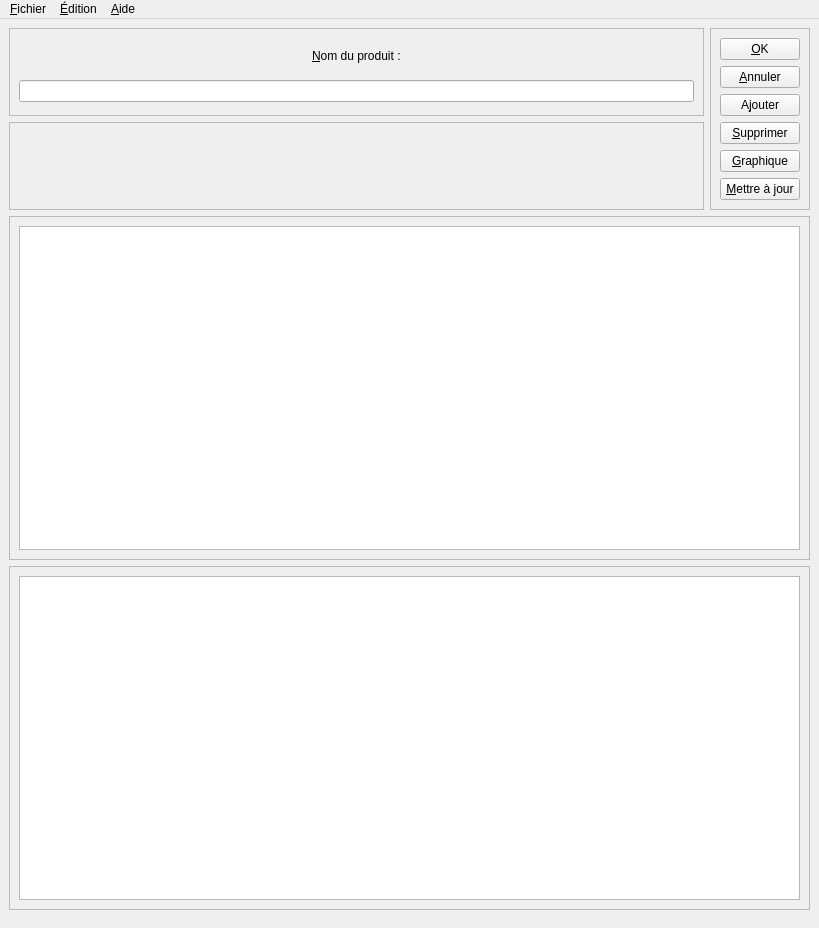
Before: the Qt Designer form ui/Amapy_ppal_frm.ui in Sebastux/AmaPy, drawn with Qt 5.
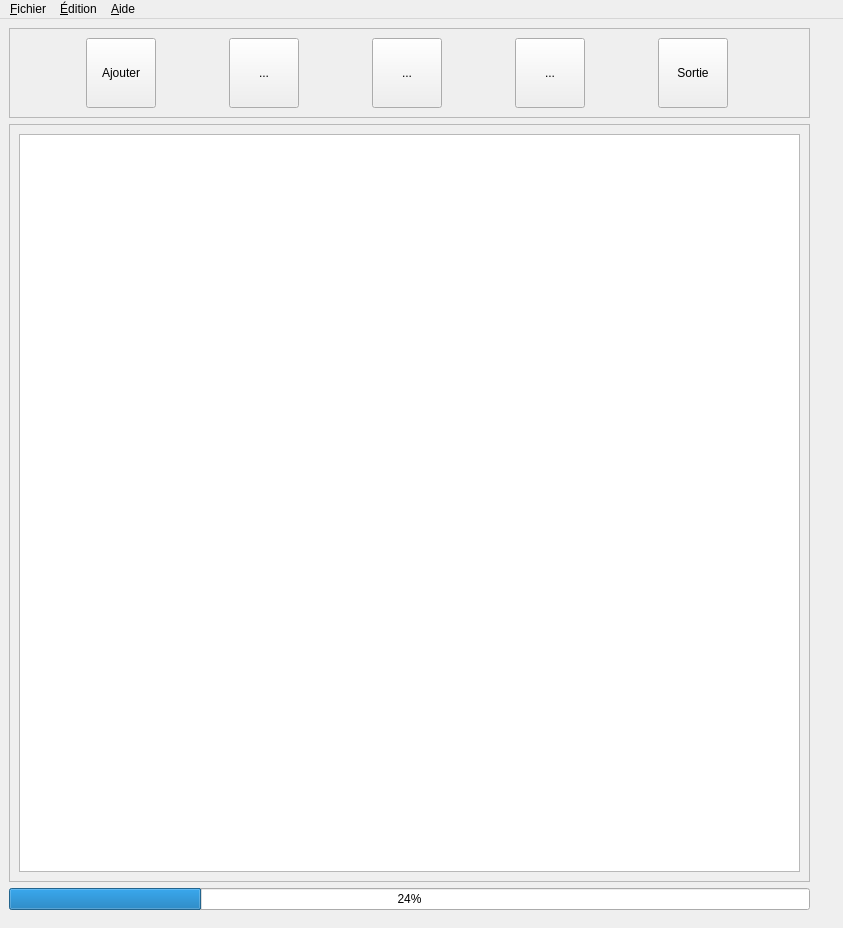
After: the same form once the commit is applied. Icons and pictures are not drawn.

Commit message: Ajouts d’icônes et config de la fenêtre

Patch:
```diff
--- a/ui/Amapy_ppal_frm.ui
+++ b/ui/Amapy_ppal_frm.ui
@@ -6,7 +6,7 @@
    <rect>
     <x>0</x>
     <y>0</y>
-    <width>819</width>
+    <width>843</width>
     <height>928</height>
    </rect>
   </property>
@@ -26,160 +26,234 @@
      <height>900</height>
     </size>
    </property>
-   <layout class="QHBoxLayout" name="horizontalLayout">
+   <layout class="QVBoxLayout" name="verticalLayout">
     <item>
-     <layout class="QGridLayout" name="gridLayout">
-      <item row="0" column="0">
-       <widget class="QFrame" name="fra_Nom_produit">
-        <property name="maximumSize">
-         <size>
-          <width>16777215</width>
-          <height>100</height>
-         </size>
-        </property>
-        <property name="frameShape">
-         <enum>QFrame::StyledPanel</enum>
-        </property>
-        <property name="frameShadow">
-         <enum>QFrame::Raised</enum>
-        </property>
-        <layout class="QVBoxLayout" name="verticalLayout_2">
-         <item alignment="Qt::AlignHCenter">
-          <widget class="QLabel" name="lbl_NomProduit">
-           <property name="maximumSize">
-            <size>
-             <width>120</width>
-             <height>30</height>
-            </size>
-           </property>
-           <property name="text">
-            <string>&amp;Nom du produit :</string>
-           </property>
-           <property name="buddy">
-            <cstring>edt_NomProduit</cstring>
-           </property>
-          </widget>
-         </item>
-         <item>
-          <widget class="QLineEdit" name="edt_NomProduit"/>
-         </item>
-        </layout>
-       </widget>
-      </item>
-      <item row="0" column="1" rowspan="2">
-       <widget class="QFrame" name="fra_bouton">
-        <property name="maximumSize">
-         <size>
-          <width>110</width>
-          <height>16777215</height>
-         </size>
-        </property>
-        <property name="frameShape">
-         <enum>QFrame::StyledPanel</enum>
-        </property>
-        <property name="frameShadow">
-         <enum>QFrame::Raised</enum>
-        </property>
-        <layout class="QVBoxLayout" name="verticalLayout">
-         <item>
-          <widget class="QPushButton" name="btn_ok">
-           <property name="text">
-            <string>&amp;OK</string>
-           </property>
-          </widget>
-         </item>
-         <item>
-          <widget class="QPushButton" name="btn_annuler">
-           <property name="text">
-            <string>&amp;Annuler</string>
-           </property>
-          </widget>
-         </item>
-         <item>
-          <widget class="QPushButton" name="btn_ajouter">
-           <property name="text">
-            <string>A&amp;jouter</string>
-           </property>
-          </widget>
-         </item>
-         <item>
-          <widget class="QPushButton" name="btn_supprimer">
-           <property name="text">
-            <string>&amp;Supprimer</string>
-           </property>
-          </widget>
-         </item>
-         <item>
-          <widget class="QPushButton" name="btn_graphique">
-           <property name="text">
-            <string>&amp;Graphique</string>
-           </property>
-          </widget>
-         </item>
-         <item>
-          <widget class="QPushButton" name="btn_maj">
-           <property name="text">
-            <string>&amp;Mettre à jour</string>
-           </property>
-          </widget>
-         </item>
-        </layout>
-       </widget>
-      </item>
-      <item row="2" column="0" colspan="2">
-       <widget class="QFrame" name="fra_DescriptionProduit">
-        <property name="frameShape">
-         <enum>QFrame::StyledPanel</enum>
-        </property>
-        <property name="frameShadow">
-         <enum>QFrame::Raised</enum>
-        </property>
-        <layout class="QHBoxLayout" name="horizontalLayout_3">
-         <item>
-          <widget class="QTextEdit" name="textEdit"/>
-         </item>
-        </layout>
-       </widget>
-      </item>
-      <item row="3" column="0" colspan="2">
-       <widget class="QFrame" name="fra_database">
-        <property name="frameShape">
-         <enum>QFrame::StyledPanel</enum>
-        </property>
-        <property name="frameShadow">
-         <enum>QFrame::Raised</enum>
-        </property>
-        <layout class="QHBoxLayout" name="horizontalLayout_2">
-         <item>
-          <widget class="QTableWidget" name="tableWidget">
-           <property name="maximumSize">
-            <size>
-             <width>16777215</width>
-             <height>16777215</height>
-            </size>
-           </property>
-          </widget>
-         </item>
-        </layout>
-       </widget>
-      </item>
-      <item row="1" column="0">
-       <widget class="QFrame" name="fra_InfosProduit">
-        <property name="maximumSize">
-         <size>
-          <width>16777215</width>
-          <height>16777215</height>
-         </size>
-        </property>
-        <property name="frameShape">
-         <enum>QFrame::StyledPanel</enum>
-        </property>
-        <property name="frameShadow">
-         <enum>QFrame::Raised</enum>
-        </property>
-       </widget>
-      </item>
-     </layout>
+     <widget class="QFrame" name="frame">
+      <property name="frameShape">
+       <enum>QFrame::StyledPanel</enum>
+      </property>
+      <property name="frameShadow">
+       <enum>QFrame::Raised</enum>
+      </property>
+      <layout class="QHBoxLayout" name="horizontalLayout">
+       <item>
+        <widget class="QToolButton" name="tbtn_ajouter">
+         <property name="minimumSize">
+          <size>
+           <width>70</width>
+           <height>70</height>
+          </size>
+         </property>
+         <property name="maximumSize">
+          <size>
+           <width>70</width>
+           <height>70</height>
+          </size>
+         </property>
+         <property name="toolTip">
+          <string>Ajouter un produit depuis le site d'amazon</string>
+         </property>
+         <property name="text">
+          <string>Ajouter</string>
+         </property>
+         <property name="icon">
+          <iconset resource="../ressources/amares.qrc">
+           <normaloff>:/Principal/fichiers/Principal/icons8-domaine-94.png</normaloff>:/Principal/fichiers/Principal/icons8-domaine-94.png</iconset>
+         </property>
+         <property name="iconSize">
+          <size>
+           <width>64</width>
+           <height>64</height>
+          </size>
+         </property>
+        </widget>
+       </item>
+       <item>
+        <widget class="QToolButton" name="tbtn_rechercher">
+         <property name="minimumSize">
+          <size>
+           <width>70</width>
+           <height>70</height>
+          </size>
+         </property>
+         <property name="maximumSize">
+          <size>
+           <width>70</width>
+           <height>70</height>
+          </size>
+         </property>
+         <property name="toolTip">
+          <string>Rechercher un produit dans la base de données.</string>
+         </property>
+         <property name="text">
+          <string>...</string>
+         </property>
+         <property name="icon">
+          <iconset resource="../ressources/amares.qrc">
+           <normaloff>:/Principal/fichiers/Principal/icons8-chercher-94.png</normaloff>:/Principal/fichiers/Principal/icons8-chercher-94.png</iconset>
+         </property>
+         <property name="iconSize">
+          <size>
+           <width>64</width>
+           <height>64</height>
+          </size>
+         </property>
+        </widget>
+       </item>
+       <item>
+        <widget class="QToolButton" name="tbtn_export">
+         <property name="minimumSize">
+          <size>
+           <width>70</width>
+           <height>70</height>
+          </size>
+         </property>
+         <property name="maximumSize">
+          <size>
+           <width>70</width>
+           <height>70</height>
+          </size>
+         </property>
+         <property name="toolTip">
+          <string>Exporter en poduit au format excel.</string>
+         </property>
+         <property name="text">
+          <string>...</string>
+         </property>
+         <property name="icon">
+          <iconset resource="../ressources/amares.qrc">
+           <normaloff>:/Principal/fichiers/Principal/excel.ico</normaloff>:/Principal/fichiers/Principal/excel.ico</iconset>
+         </property>
+         <property name="iconSize">
+          <size>
+           <width>64</width>
+           <height>64</height>
+          </size>
+         </property>
+        </widget>
+       </item>
+       <item>
+        <widget class="QToolButton" name="tbtn_delete">
+         <property name="minimumSize">
+          <size>
+           <width>70</width>
+           <height>70</height>
+          </size>
+         </property>
+         <property name="maximumSize">
+          <size>
+           <width>70</width>
+           <height>70</height>
+          </size>
+         </property>
+         <property name="toolTip">
+          <string>Supprimer un produit de la base de données.</string>
+         </property>
+         <property name="text">
+          <string>...</string>
+         </property>
+         <property name="icon">
+          <iconset resource="../ressources/amares.qrc">
+           <normaloff>:/Principal/fichiers/Principal/icons8-supprimer-48.png</normaloff>:/Principal/fichiers/Principal/icons8-supprimer-48.png</iconset>
+         </property>
+         <property name="iconSize">
+          <size>
+           <width>64</width>
+           <height>64</height>
+          </size>
+         </property>
+        </widget>
+       </item>
+       <item>
+        <widget class="QToolButton" name="tbtn_exit">
+         <property name="minimumSize">
+          <size>
+           <width>40</width>
+           <height>40</height>
+          </size>
+         </property>
+         <property name="maximumSize">
+          <size>
+           <width>70</width>
+           <height>70</height>
+          </size>
+         </property>
+         <property name="cursor">
+          <cursorShape>PointingHandCursor</cursorShape>
+         </property>
+         <property name="toolTip">
+          <string>Quitter Amapy.</string>
+         </property>
+         <property name="text">
+          <string>Sortie</string>
+         </property>
+         <property name="icon">
+          <iconset resource="../ressources/amares.qrc">
+           <normaloff>:/Principal/fichiers/Principal/icons8-sortie-48.png</normaloff>:/Principal/fichiers/Principal/icons8-sortie-48.png</iconset>
+         </property>
+         <property name="iconSize">
+          <size>
+           <width>64</width>
+           <height>64</height>
+          </size>
+         </property>
+         <property name="popupMode">
+          <enum>QToolButton::DelayedPopup</enum>
+         </property>
+         <property name="toolButtonStyle">
+          <enum>Qt::ToolButtonIconOnly</enum>
+         </property>
+        </widget>
+       </item>
+      </layout>
+     </widget>
+    </item>
+    <item>
+     <widget class="QFrame" name="frame_2">
+      <property name="frameShape">
+       <enum>QFrame::StyledPanel</enum>
+      </property>
+      <property name="frameShadow">
+       <enum>QFrame::Raised</enum>
+      </property>
+      <layout class="QGridLayout" name="gridLayout">
+       <item row="0" column="0">
+        <widget class="QTableWidget" name="tbw_amazdb">
+         <property name="minimumSize">
+          <size>
+           <width>0</width>
+           <height>500</height>
+          </size>
+         </property>
+         <property name="maximumSize">
+          <size>
+           <width>16777215</width>
+           <height>900</height>
+          </size>
+         </property>
+         <property name="layoutDirection">
+          <enum>Qt::LeftToRight</enum>
+         </property>
+         <property name="horizontalScrollBarPolicy">
+          <enum>Qt::ScrollBarAsNeeded</enum>
+         </property>
+         <property name="sizeAdjustPolicy">
+          <enum>QAbstractScrollArea::AdjustIgnored</enum>
+         </property>
+        </widget>
+       </item>
+      </layout>
+     </widget>
+    </item>
+    <item>
+     <widget class="QProgressBar" name="pgb_amaprogress">
+      <property name="toolTip">
+       <string>Affiche la progression de la tache en cours d'exécution.</string>
+      </property>
+      <property name="value">
+       <number>24</number>
+      </property>
+     </widget>
     </item>
    </layout>
   </widget>
@@ -188,7 +262,7 @@
     <rect>
      <x>0</x>
      <y>0</y>
-     <width>819</width>
+     <width>843</width>
      <height>23</height>
     </rect>
    </property>
```
Left out of the diff: 94 changed lines with no effect on the pictures.
